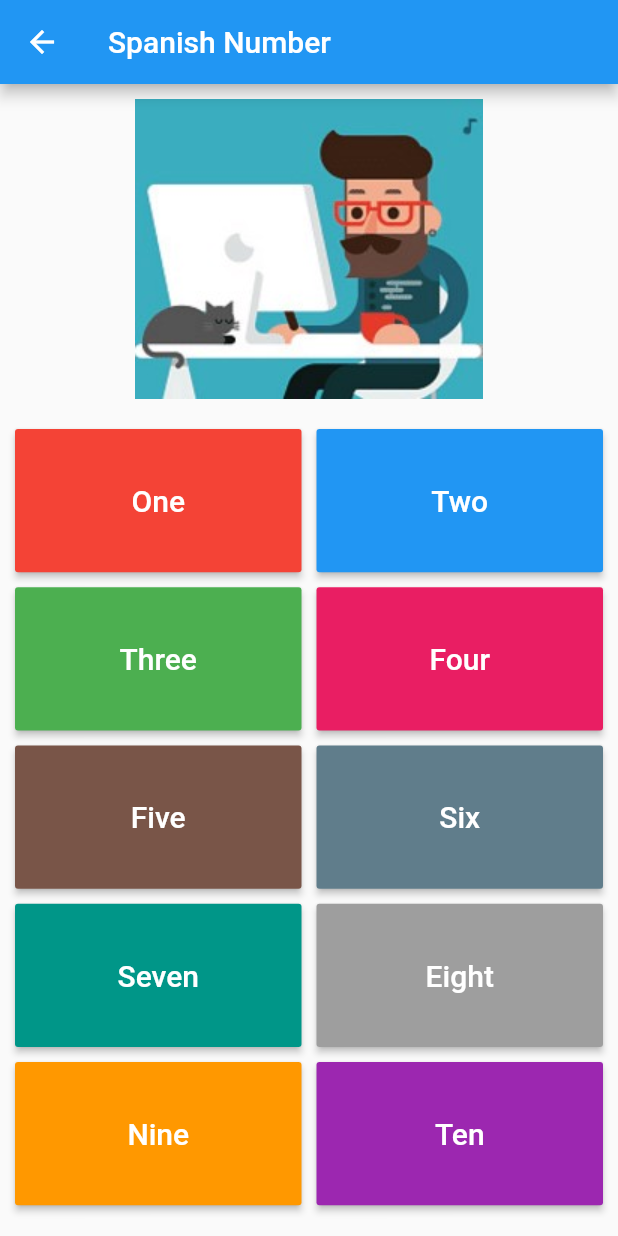
After one commit to rahulkhatri19/FlutterLearning, a Flutter app: the SpanishAudio screen opened by its route, on a phone screen of 412 x 824 dp. The commit adds this screen. Run offline on Flutter 3.47's test engine with Material 2 defaults, Android fonts, the phone set to English and light mode, and no system bars; our stand-ins replace audioplayers.

Commit message:
spanish audio added

```diff
--- a/lib/main.dart
+++ b/lib/main.dart
@@ -3,6 +3,7 @@ import 'package:flutterlearning/background_changer/BgHomePage.dart';
 import 'package:flutterlearning/dice_roller/DiceHomePage.dart';
 import 'package:flutterlearning/navigation_drawer/DrawerPage.dart';
 import 'package:flutterlearning/scratchwin/ScratchWinPage.dart';
+import 'package:flutterlearning/spanishaudio/SpanishAudioPage.dart';
 import 'package:flutterlearning/tictactoe/TictactoePage.dart';
 
 void main() => runApp(MyApp());
@@ -23,6 +24,7 @@ class MyApp extends StatelessWidget {
         "/dice_roll" : (BuildContext context) => DiceHomePage(),
         "/tictactoe" : (BuildContext context) => TictactoePage(),
         "/scratchwin" : (BuildContext context) => ScratchWinPage(),
+        "/spanishaudio" : (BuildContext context) => SpanishAudio(),
       },
     );
   }
--- a/lib/navigation_drawer/DrawerPage.dart
+++ b/lib/navigation_drawer/DrawerPage.dart
@@ -42,6 +42,11 @@ class _DrawerPageState extends State<DrawerPage> {
                   trailing: Icon(Icons.dashboard),
                   onTap: () => Navigator.of(context).pushNamed('/scratchwin'),
                 ),
+                 ListTile(
+                  title: Text('Spanish Audio'),
+                  trailing: Icon(Icons.audiotrack),
+                  onTap: () => Navigator.of(context).pushNamed('/spanishaudio'),
+                ),
                 ListTile(
                   title: Text('Close Dawer'),
                   trailing: Icon(Icons.clear),
--- /dev/null
+++ b/lib/spanishaudio/NumberAudio.dart
@@ -0,0 +1,14 @@
+import 'package:flutter/material.dart';
+
+// Helper Class
+class NumberAudio{
+  String  audioUri;
+  MaterialColor buttonColor;
+  String buttonText;
+
+  NumberAudio(String audUri, MaterialColor btnColor, String btnText){
+    this.audioUri = audUri;
+    this.buttonColor = btnColor;
+    this.buttonText = btnText;
+  }
+}
--- /dev/null
+++ b/lib/spanishaudio/SpanishAudioPage.dart
@@ -0,0 +1,73 @@
+import 'package:audioplayers/audio_cache.dart';
+import 'package:flutter/material.dart';
+import 'package:flutterlearning/spanishaudio/NumberAudio.dart';
+
+class SpanishAudio extends StatefulWidget {
+  @override
+  _SpanishAudioState createState() => _SpanishAudioState();
+}
+
+class _SpanishAudioState extends State<SpanishAudio> {
+
+AudioCache audioPlayer = AudioCache();
+List<NumberAudio> listNumAudio = [
+  NumberAudio("spanishaudio/one.wav", Colors.red, "One"),
+  NumberAudio("spanishaudio/two.wav", Colors.blue, "Two"),
+  NumberAudio("spanishaudio/three.wav", Colors.green, "Three"),
+  NumberAudio("spanishaudio/four.wav", Colors.pink, "Four"),
+  NumberAudio("spanishaudio/five.wav", Colors.brown, "Five"),
+  NumberAudio("spanishaudio/six.wav", Colors.blueGrey, "Six"),
+  NumberAudio("spanishaudio/seven.wav", Colors.teal, "Seven"),
+  NumberAudio("spanishaudio/eight.wav", Colors.grey, "Eight"),
+  NumberAudio("spanishaudio/nine.wav", Colors.orange, "Nine"),
+  NumberAudio("spanishaudio/ten.wav", Colors.purple, "Ten")
+];
+
+play(String uri){
+  audioPlayer.play(uri);
+}
+
+  @override
+  Widget build(BuildContext context) {
+    return Scaffold(
+      appBar: AppBar(
+        title: Text("Spanish Number")
+      ),
+      body: Container(
+        child: Column(
+          children: <Widget>[
+            Container(
+              padding: EdgeInsets.all(10.0),
+              child: Image(image: AssetImage("images/logo.jpg"),)
+            ),
+            // Image(image: AssetImage("images/logo.jpg"),),
+            // Padding(padding: EdgeInsets.all(10.0)),
+            Expanded(
+              child: GridView.builder(
+                padding: EdgeInsets.all(10.0),
+                gridDelegate: SliverGridDelegateWithFixedCrossAxisCount(
+                crossAxisCount: 2,
+                childAspectRatio: 2.0,
+                crossAxisSpacing: 10.0,
+                mainAxisSpacing: 10.0),
+                itemCount: listNumAudio.length,
+                itemBuilder: (context, i) => SizedBox(
+                  width: 100.0 ,
+                  height: 50.0,
+                  child: RaisedButton(
+                    color: listNumAudio[i].buttonColor,
+                    child: Text(listNumAudio[i].buttonText, style: TextStyle(
+                      fontSize: 20.0,
+                      color: Colors.white
+                    ),
+                    ),
+                    onPressed: (){
+                      play(listNumAudio[i].audioUri);
+                    },),)
+                  )
+                  )
+          ]
+        ),),
+    );
+  }
+}
--- a/pubspec.yaml
+++ b/pubspec.yaml
@@ -23,7 +23,7 @@ dependencies:
   # The following adds the Cupertino Icons font to your application.
   # Use with the CupertinoIcons class for iOS style icons.
   cupertino_icons: ^0.1.2
-  # audioplayers: ^0.14.0
+  audioplayers: ^0.14.0
 
 dev_dependencies:
   flutter_test:
@@ -48,6 +48,7 @@ flutter:
    - images/tictactoe/
    - images/scratchwin/
    - images/logo.jpg
+   - assets/spanishaudio/
 
 
   #  - images/a_dot_ham.jpeg
```
Also changed, not shown: lib/spanishaudio/HomePageRow.dart (added, +151 -0 lines), pubspec.lock, 10 other files.
